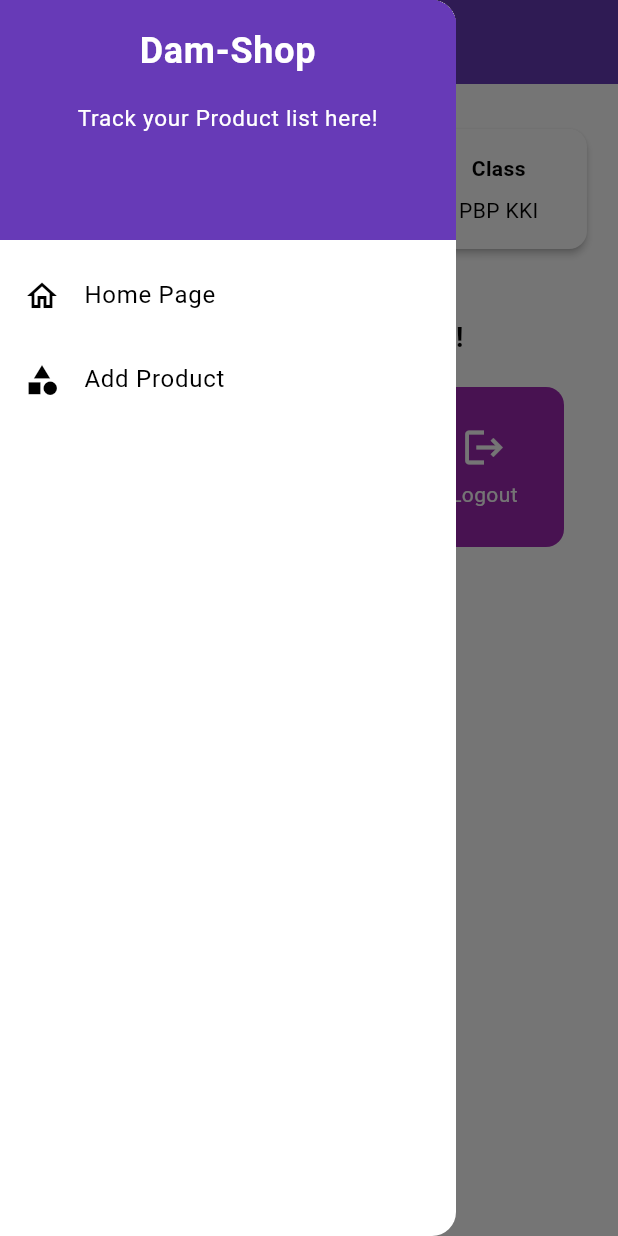
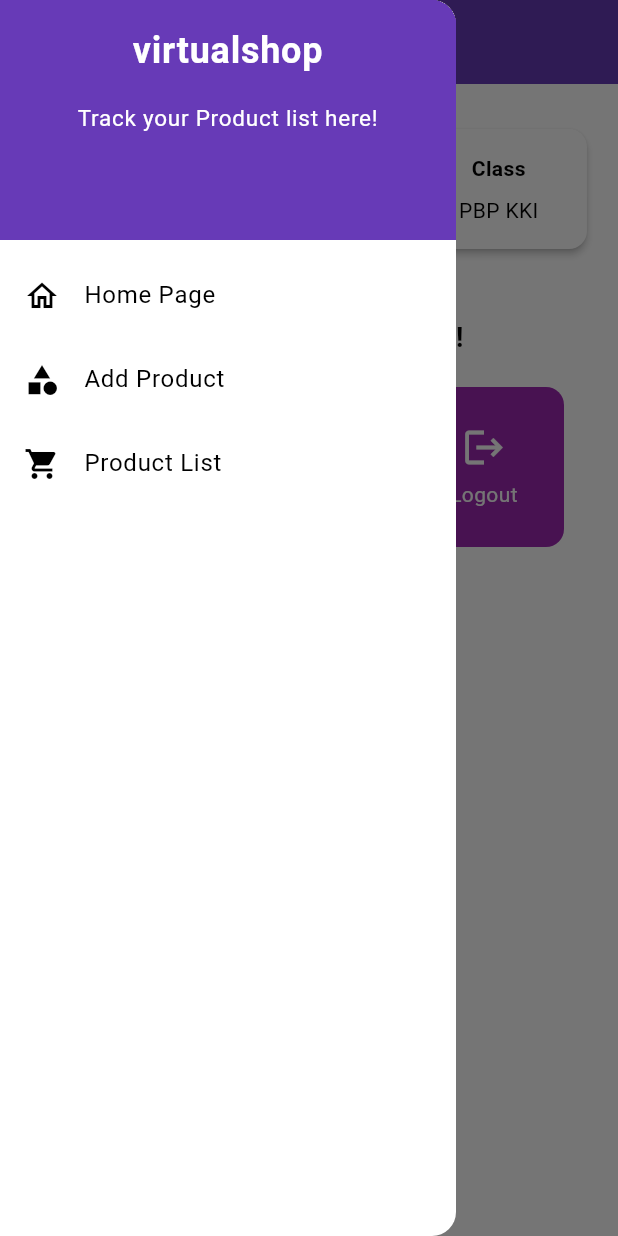
Before and after one commit to MasterTapz/virtualshop-mobile, a Flutter app: the screen it shows after launch, with the side drawer open, on a phone screen of 412 x 824 dp. Run offline on Flutter 3.47's test engine with Material 3 defaults, Android fonts, the phone set to English and light mode, and no system bars; missing offline and left inert: pbp_django_auth.

Commit message:
Assignment 9

```diff
--- a/lib/main.dart
+++ b/lib/main.dart
@@ -1,4 +1,6 @@
 import 'package:flutter/material.dart';
+import 'package:pbp_django_auth/pbp_django_auth.dart';
+import 'package:provider/provider.dart';
 import 'package:virtualshop/screens/menu.dart';
 
 
@@ -11,14 +13,21 @@
 
   @override
   Widget build(BuildContext context) {
-    return MaterialApp(
-      title: 'Flutter Demo',
-      theme: ThemeData(
-         colorScheme: ColorScheme.fromSwatch(
-       primarySwatch: Colors.deepPurple,
- ).copyWith(secondary: Colors.deepPurple[400]),
+    return Provider(
+      create: (_) {
+        CookieRequest request = CookieRequest();
+        return request;
+      },
+      child: MaterialApp(
+        title: 'Mental Health Tracker',
+        theme: ThemeData(
+          useMaterial3: true,
+          colorScheme: ColorScheme.fromSwatch(
+            primarySwatch: Colors.deepPurple,
+          ).copyWith(secondary: Colors.deepPurple[400]),
+        ),
+        home: MyHomePage(),
       ),
-      home: MyHomePage(),
     );
   }
 }
--- /dev/null
+++ b/lib/models/product.dart
@@ -0,0 +1,65 @@
+// To parse this JSON data, do
+//
+//     final product = productFromJson(jsonString);
+
+import 'dart:convert';
+
+List<Product> productFromJson(String str) => List<Product>.from(json.decode(str).map((x) => Product.fromJson(x)));
+
+String productToJson(List<Product> data) => json.encode(List<dynamic>.from(data.map((x) => x.toJson())));
+
+class Product {
+    String model;
+    String pk;
+    Fields fields;
+
+    Product({
+        required this.model,
+        required this.pk,
+        required this.fields,
+    });
+
+    factory Product.fromJson(Map<String, dynamic> json) => Product(
+        model: json["model"],
+        pk: json["pk"],
+        fields: Fields.fromJson(json["fields"]),
+    );
+
+    Map<String, dynamic> toJson() => {
+        "model": model,
+        "pk": pk,
+        "fields": fields.toJson(),
+    };
+}
+
+class Fields {
+    int user;
+    String name;
+    int price;
+    String description;
+    String status;
+
+    Fields({
+        required this.user,
+        required this.name,
+        required this.price,
+        required this.description,
+        required this.status,
+    });
+
+    factory Fields.fromJson(Map<String, dynamic> json) => Fields(
+        user: json["user"],
+        name: json["name"],
+        price: json["price"],
+        description: json["description"],
+        status: json["status"],
+    );
+
+    Map<String, dynamic> toJson() => {
+        "user": user,
+        "name": name,
+        "price": price,
+        "description": description,
+        "status": status,
+    };
+}
--- a/lib/widgets/left_drawer.dart
+++ b/lib/widgets/left_drawer.dart
@@ -1,4 +1,5 @@
 import 'package:flutter/material.dart';
+import 'package:virtualshop/screens/list_product.dart';
 import 'package:virtualshop/screens/menu.dart';
 import 'package:virtualshop/screens/productentry_form.dart';
 
@@ -6,7 +7,7 @@
   const LeftDrawer({super.key});
 
   @override
-  Widget build(BuildContext context){
+  Widget build(BuildContext context) {
     return Drawer(
       child: ListView(
         children: [
@@ -17,7 +18,7 @@
             child: const Column(
               children: [
                 Text(
-                    'Dam-Shop',
+                  'virtualshop',
                   textAlign: TextAlign.center,
                   style: TextStyle(
                     fontSize: 24,
@@ -42,18 +43,36 @@
             leading: const Icon(Icons.home_outlined),
             title: const Text('Home Page'),
             onTap: () {
-                Navigator.pushReplacement(context,
-                MaterialPageRoute(builder: (context) => MyHomePage(),
-                ));
+              Navigator.pushReplacement(
+                context,
+                MaterialPageRoute(
+                  builder: (context) => MyHomePage(),
+                ),
+              );
             },
           ),
           ListTile(
             leading: const Icon(Icons.category),
             title: const Text('Add Product'),
             onTap: () {
-               Navigator.pushReplacement(context,
-                MaterialPageRoute(builder: (context) => ProductEntryFormPage(),
-                ));
+              Navigator.pushReplacement(
+                context,
+                MaterialPageRoute(
+                  builder: (context) => ProductEntryFormPage(),
+                ),
+              );
+            },
+          ),
+          ListTile(
+            leading: const Icon(Icons.shopping_cart),
+            title: const Text('Product List'),
+            onTap: () {
+              Navigator.push(
+                context,
+                MaterialPageRoute(
+                  builder: (context) => const ProductPage(),
+                ),
+              );
             },
           ),
         ],
--- a/pubspec.yaml
+++ b/pubspec.yaml
@@ -35,6 +35,9 @@
   # The following adds the Cupertino Icons font to your application.
   # Use with the CupertinoIcons class for iOS style icons.
   cupertino_icons: ^1.0.8
+  provider: ^6.1.2
+  pbp_django_auth: ^0.4.0
+  http: ^1.2.2
 
 dev_dependencies:
   flutter_test:
```
Also changed, not shown: lib/screens/list_product.dart (added, +101 -0 lines), lib/screens/login.dart (added, +177 -0 lines), lib/screens/productentry_form.dart (+37 -33 lines), lib/screens/register.dart (added, +161 -0 lines), lib/widgets/product_card.dart (+40 -1 lines), pubspec.lock, 3 other files. Lines whose indentation alone changed are shown as unchanged.
